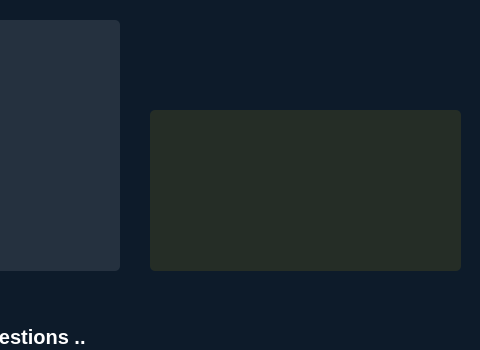
Qt form client/gamescreen.ui (lucasnhandang/TheMillionaireGame) before a commit; both pictures show x 800 to 1280 and y 0 to 350 of the 1280 by 800 pixel window.
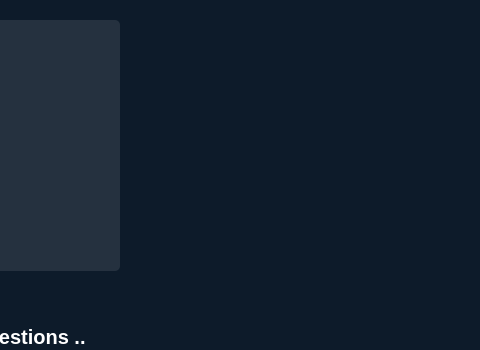
The same form after that commit. Icons and pictures are not drawn.

Diff of the .ui file:
```diff
--- a/client/gamescreen.ui
+++ b/client/gamescreen.ui
@@ -1043,11 +1043,15 @@
      font-weight: bold;
      padding: 10px;
      background-color: rgba(255, 215, 0, 0.1);
-     border-radius: 5px;</string>
+     border-radius: 5px;
+	background: transparent;</string>
    </property>
    <property name="text">
     <string/>
    </property>
+   <property name="alignment">
+    <set>Qt::AlignmentFlag::AlignHCenter|Qt::AlignmentFlag::AlignTop</set>
+   </property>
    <property name="wordWrap">
     <bool>true</bool>
    </property>
```
